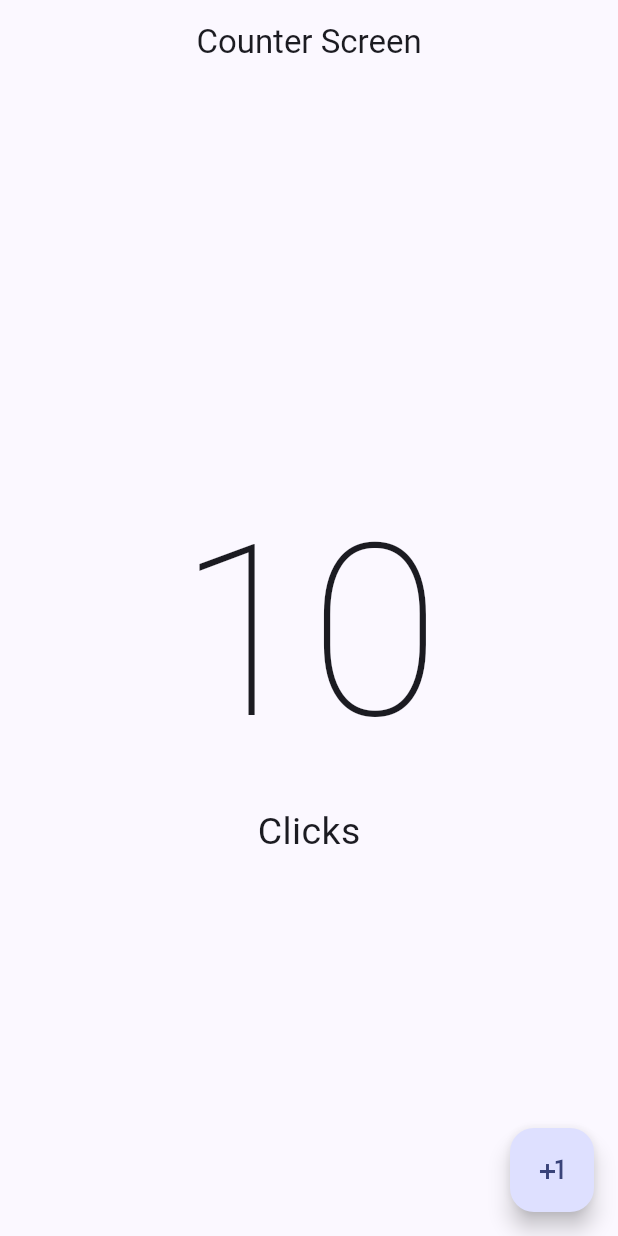
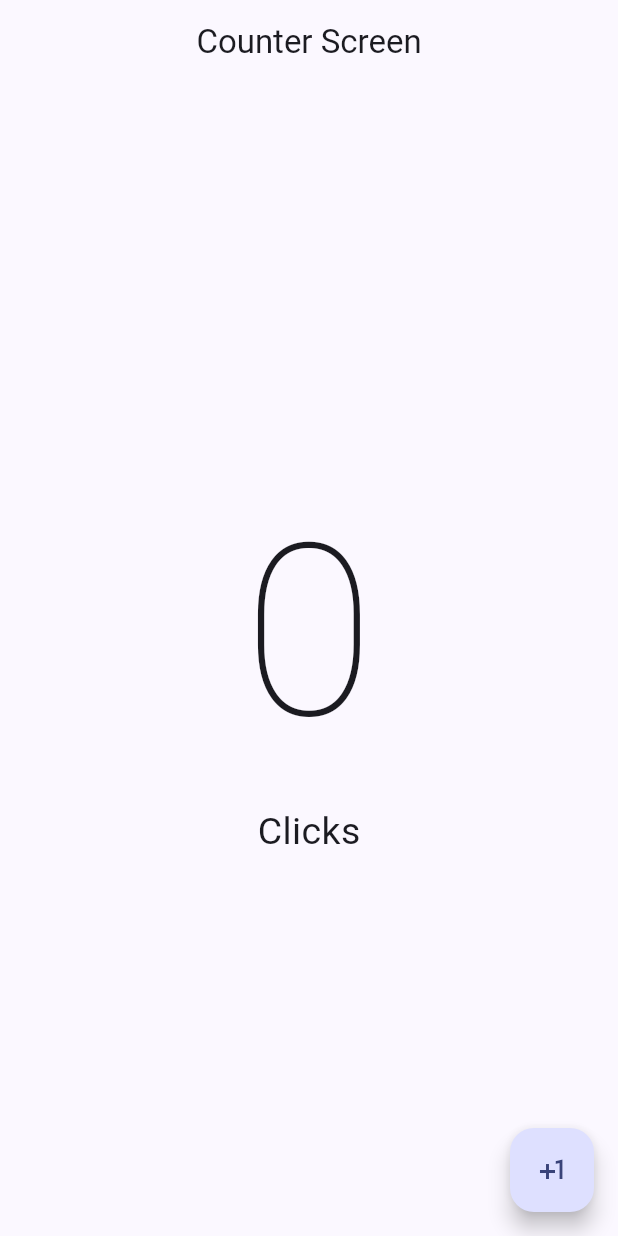
Before and after one commit to gnievap/hello_world_app, a Flutter app: the screen it shows after launch, on a phone screen of 412 x 824 dp. Run offline on Flutter 3.47's test engine with Material 3 defaults, Android fonts, the phone set to English and light mode, and no system bars.

Commit message:
Changing the status of the app

```diff
--- a/lib/presentation/screens/counters/counter_screen.dart
+++ b/lib/presentation/screens/counters/counter_screen.dart
@@ -1,7 +1,16 @@
 import 'package:flutter/material.dart';
 
-class CounterScreen extends StatelessWidget {
+class CounterScreen extends StatefulWidget {
+
   const CounterScreen({super.key});
+
+  @override
+  State<CounterScreen> createState() => _CounterScreenState();
+}
+
+class _CounterScreenState extends State<CounterScreen> {
+
+  int clickCounter = 0;
 
   @override
   Widget build(BuildContext context) {
@@ -9,16 +18,19 @@ class CounterScreen extends StatelessWidget {
         appBar: AppBar(
           title: const Center(child:  Text('Counter Screen')),
         ),
-        body: const Center(
+        body:  Center(
           child: Column(
             mainAxisAlignment: MainAxisAlignment.center,
             children: [
-              Text('10', style: TextStyle( fontSize: 160, fontWeight: FontWeight.w100),),
-              Text('Clicks', style: TextStyle( fontSize: 25 )),
+              Text('$clickCounter', style: const TextStyle( fontSize: 160, fontWeight: FontWeight.w100),),
+              const Text('Clicks', style: TextStyle( fontSize: 25 )),
             ],
           ),),
           floatingActionButton: FloatingActionButton(
             onPressed: () {
+              setState(() {
+                clickCounter++;
+              });
             },
           child: const Icon( Icons.plus_one),
           ),
```
